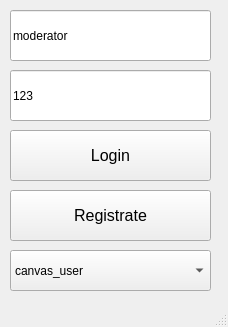
Old version of the form LandcapeGenVer1/BaseWindow.ui in the repository Inlucker/LandscapeTest.
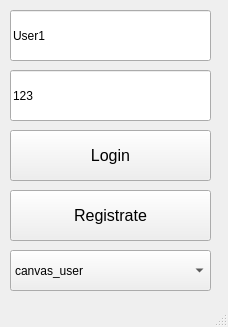
New version of the form.

Commit message: updated GUI interface for canvas_user

```diff
--- a/LandcapeGenVer1/BaseWindow.ui
+++ b/LandcapeGenVer1/BaseWindow.ui
@@ -55,7 +55,7 @@
      </rect>
     </property>
     <property name="text">
-     <string>moderator</string>
+     <string>User1</string>
     </property>
    </widget>
    <widget class="QPushButton" name="registrate_btn">
```
Left out of the diff: 2 changed lines with no effect on the pictures. The commit also changes 7 other files.
